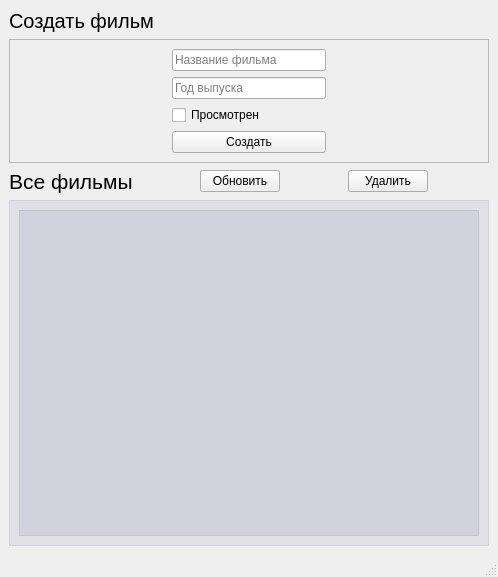
Qt form rsc/CMS.ui (Inna99/magicDB) before a commit.
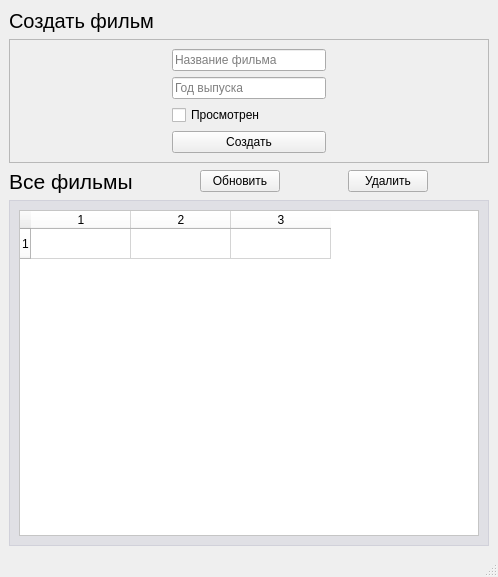
The same form after that commit.

Commit message: added context menu

What changed in the file:
```diff
--- a/rsc/CMS.ui
+++ b/rsc/CMS.ui
@@ -199,7 +199,21 @@
       </property>
       <layout class="QGridLayout" name="gridLayout">
        <item row="0" column="0">
-        <widget class="QTextBrowser" name="movies_list"/>
+        <widget class="QTableWidget" name="movies_list">
+         <property name="styleSheet">
+          <string notr="true">background-color: white;</string>
+         </property>
+         <property name="rowCount">
+          <number>1</number>
+         </property>
+         <property name="columnCount">
+          <number>3</number>
+         </property>
+         <row/>
+         <column/>
+         <column/>
+         <column/>
+        </widget>
        </item>
       </layout>
      </widget>
```
Left out of the diff: 2 changed lines with no effect on the pictures. The commit also changes 1 other file.
